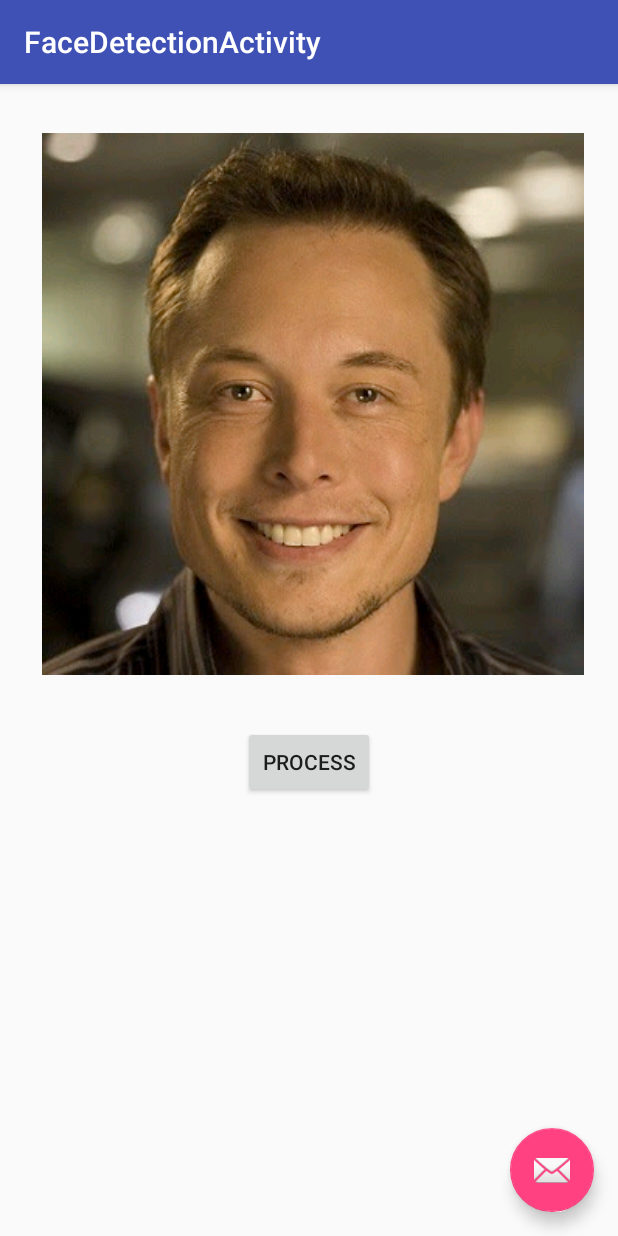
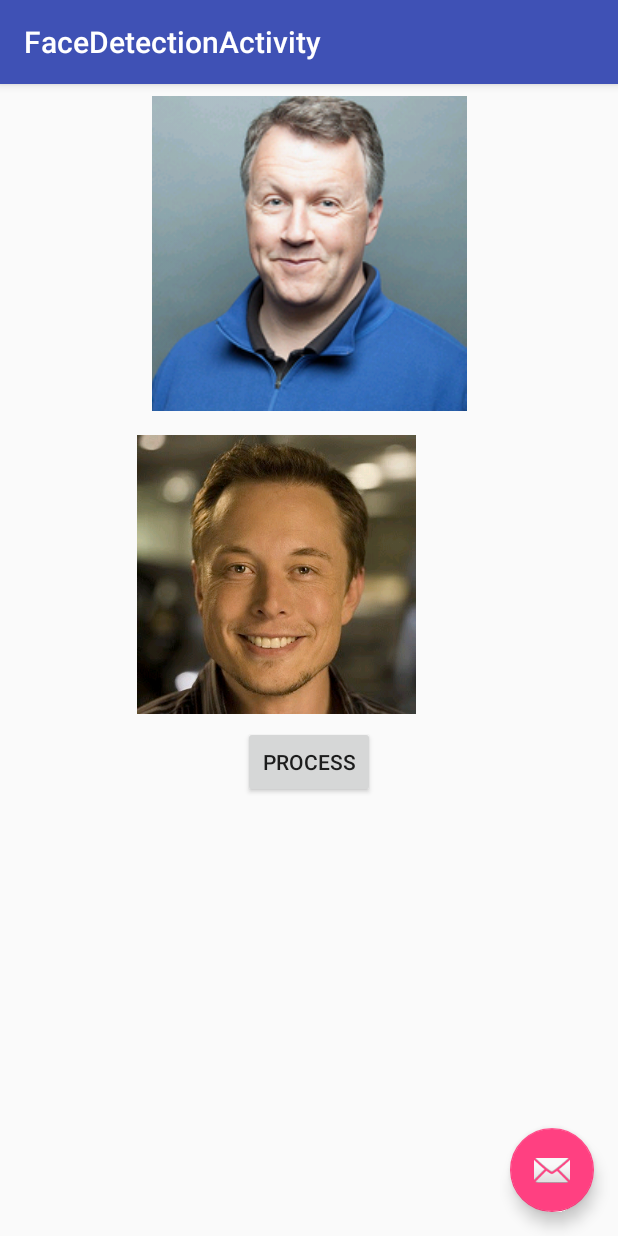
Before and after one commit to mariovs/Facemo, an Android app: the screen it shows after launch (FaceDetectionActivity), after a tap on "PROCESS", on a phone screen of 412 x 824 dp. Run offline under Robolectric (Android 15) with nearby library versions, the phone set to English and light mode, and no system bars; libraries missing offline, so code that uses them is left out: com.google.android.gms; 5 statements that could not run were skipped.

Commit message:
Two ImageView with face recognition

```diff
--- a/app/build.gradle
+++ b/app/build.gradle
@@ -5,7 +5,7 @@ android {
     buildToolsVersion "25.0.2"
     defaultConfig {
         applicationId "com.mario22gmail.vasile.facemo"
-        minSdkVersion 18
+        minSdkVersion 21
         targetSdkVersion 25
         versionCode 1
         versionName "1.0"
--- a/app/src/main/AndroidManifest.xml
+++ b/app/src/main/AndroidManifest.xml
@@ -5,6 +5,9 @@
     <meta-data
         android:name="com.google.android.gms.vision.DEPENDENCIES"
         android:value="face" />
+    <uses-feature android:name="android.hardware.camera" android:required="true" />
+    <uses-permission android:name="android.permission.CAMERA" />
+    <uses-feature android:name="android.hardware.camera.front" android:required="false" />
 
     <application
         android:allowBackup="true"
--- a/app/src/main/java/com/mario22gmail/vasile/facemo/FaceDetectionActivity.java
+++ b/app/src/main/java/com/mario22gmail/vasile/facemo/FaceDetectionActivity.java
@@ -1,20 +1,32 @@
 package com.mario22gmail.vasile.facemo;
+
+import android.Manifest;
 import android.app.Activity;
 import android.app.AlertDialog;
+import android.content.Context;
+import android.content.pm.PackageManager;
 import android.graphics.Bitmap;
 import android.graphics.BitmapFactory;
+import android.graphics.Camera;
 import android.graphics.Canvas;
 import android.graphics.Color;
 import android.graphics.Paint;
 import android.graphics.RectF;
 import android.graphics.drawable.BitmapDrawable;
+import android.hardware.camera2.CameraDevice;
+import android.hardware.camera2.CameraManager;
 import android.os.Bundle;
+import android.support.annotation.IntDef;
+import android.support.annotation.NonNull;
+import android.support.v4.app.ActivityCompat;
 import android.support.v7.app.AppCompatActivity;
 import android.support.v7.widget.Toolbar;
+import android.util.Log;
 import android.util.SparseArray;
 import android.view.View;
 import android.widget.Button;
 import android.widget.ImageView;
+
 import com.google.android.gms.vision.Frame;
 import com.google.android.gms.vision.face.Face;
 import com.google.android.gms.vision.face.FaceDetector;
@@ -22,6 +34,7 @@ import com.google.android.gms.vision.face.FaceDetector;
 import java.io.InputStream;
 
 public class FaceDetectionActivity extends AppCompatActivity {
+    private String errorTag = "MMM_ERROR";
 
     @Override
     protected void onCreate(Bundle savedInstanceState) {
@@ -30,64 +43,13 @@ public class FaceDetectionActivity extends AppCompatActivity {
         Toolbar toolbar = (Toolbar) findViewById(R.id.toolbar);
         setSupportActionBar(toolbar);
 
-
-
-
-
-//        com.google.android.gms.vision.face.FaceDetector detector = new com.google.android.gms.vision
-//                .face.FaceDetector.Builder(getApplicationContext()).setTrackingEnabled(false)
-//                .setLandmarkType(com.google.android.gms.vision.face.FaceDetector.ALL_LANDMARKS)
-//                .build();
-//        InputStream stream = getResources().openRawResource( R.raw.elon_musk );
-//        Bitmap bm = BitmapFactory.decodeStream(stream);
-////        Bitmap bm = BitmapFactory.decodeResource(getResources(), R.drawable.my_photo);
-//        ImageView imgView = (ImageView) findViewById(R.id.imageViewMe);
-////        Bitmap bm  = ((BitmapDrawable)imgView.getDrawable()).getBitmap();
-//
-//
-//
-//        Frame frame = new Frame.Builder().setBitmap(bm).build();
-//        SparseArray<Face> faces = detector.detect(frame);
-//        Bitmap mutableBitmap = bm.copy(Bitmap.Config.ARGB_8888, true);
-//        Canvas canvas = new Canvas(mutableBitmap);
-////        Paint paint = new Paint();
-////        paint.setColor(Color.RED);
-////        paint.setStyle(Paint.Style.FILL);
-//        for(int i = 0; i< faces.size(); i++){
-//            Face face = faces.valueAt(i);
-//            for(Landmark landmark : face.getLandmarks()){
-//                int cx = (int)(landmark.getPosition().x * 0.1);
-//                int cy = (int) (landmark.getPosition().y * 0.1);
-//                canvas. drawColor(Color.WHITE);
-//                Paint paint = new Paint();
-//                paint.setStyle(Paint.Style.FILL);
-////                canvas.drawCircle(cx/2, cy/2 , cy/2, paint);
-////                canvas.drawCircle(cx, cy, 10, paint);
-//            }
-//        }
-//
-//
-//        Drawable  drawable = new BitmapDrawable(getResources(),mutableBitmap);
-//        imgView.setBackground(drawable);
-//
-//        FloatingActionButton fab = (FloatingActionButton) findViewById(R.id.fab);
-//        fab.setOnClickListener(new View.OnClickListener() {
-//            @Override
-//            public void onClick(View view) {
-//                Snackbar.make(view, "Replace with your own action", Snackbar.LENGTH_LONG)
-//                        .setAction("Action", null).show();
-//            }
-//        });
     }
 
-
-    public void OnButtonPRocessClick(View view)
+    public void FaceDetection(ImageView imageView, InputStream imageStream)
     {
-        ImageView imgView = (ImageView) findViewById(R.id.imageViewMe);
         BitmapFactory.Options options = new BitmapFactory.Options();
-        options.inMutable=true;
-        InputStream stream = getResources().openRawResource(R.raw.elon_musk);
-        Bitmap myBitMap = BitmapFactory.decodeStream(stream,null,options);
+        options.inMutable = true;
+        Bitmap myBitMap = BitmapFactory.decodeStream(imageStream, null, options);
 
 
         Paint myRectPaint = new Paint();
@@ -103,15 +65,15 @@ public class FaceDetectionActivity extends AppCompatActivity {
         com.google.android.gms.vision.face.FaceDetector faceDetector = new
                 FaceDetector.Builder(getApplicationContext()).setTrackingEnabled(false)
                 .build();
-        if(!faceDetector.isOperational()){
-            new AlertDialog.Builder(view.getContext()).setMessage("Could not set up the face detector!").show();
+        if (!faceDetector.isOperational()) {
+            new AlertDialog.Builder(imageView.getContext()).setMessage("Could not set up the face detector!").show();
             return;
         }
 
         Frame frame = new Frame.Builder().setBitmap(myBitMap).build();
         SparseArray<Face> faces = faceDetector.detect(frame);
 
-        for(int i=0; i<faces.size(); i++) {
+        for (int i = 0; i < faces.size(); i++) {
             Face thisFace = faces.valueAt(i);
             float x1 = thisFace.getPosition().x;
             float y1 = thisFace.getPosition().y;
@@ -119,9 +81,95 @@ public class FaceDetectionActivity extends AppCompatActivity {
             float y2 = y1 + thisFace.getHeight();
             tempCanvas.drawRoundRect(new RectF(x1, y1, x2, y2), 2, 2, myRectPaint);
         }
-        imgView.setImageDrawable(new BitmapDrawable(getResources(),tempBitmap));
+        imageView.setImageDrawable(new BitmapDrawable(getResources(), tempBitmap));
 
 
     }
 
+    public void OnButtonPRocessClick(View view) {
+
+
+
+        ImageView imgView = (ImageView) findViewById(R.id.imageViewMe);
+        InputStream stream = getResources().openRawResource(R.raw.elon_musk);
+        FaceDetection(imgView, stream);
+
+        ImageView imgView2 = (ImageView) findViewById(R.id.imageViewTarget);
+        InputStream stream2 = getResources().openRawResource(R.raw.paul_graham);
+        FaceDetection(imgView2, stream2);
+
+
+
+//        Bitmap myBitMap = BitmapFactory.decodeStream(stream, null, options);
+//
+//
+//
+//        Paint myRectPaint = new Paint();
+//        myRectPaint.setStrokeWidth(5);
+//        myRectPaint.setColor(Color.RED);
+//        myRectPaint.setStyle(Paint.Style.STROKE);
+//
+//        Bitmap tempBitmap = Bitmap.createBitmap(myBitMap.getWidth(), myBitMap.getHeight(), Bitmap.Config.RGB_565);
+//        Canvas tempCanvas = new Canvas(tempBitmap);
+//        tempCanvas.drawBitmap(myBitMap, 0, 0, null);
+//
+//
+//        com.google.android.gms.vision.face.FaceDetector faceDetector = new
+//                FaceDetector.Builder(getApplicationContext()).setTrackingEnabled(false)
+//                .build();
+//        if (!faceDetector.isOperational()) {
+//            new AlertDialog.Builder(view.getContext()).setMessage("Could not set up the face detector!").show();
+//            return;
+//        }
+//
+//        Frame frame = new Frame.Builder().setBitmap(myBitMap).build();
+//        SparseArray<Face> faces = faceDetector.detect(frame);
+//
+//        for (int i = 0; i < faces.size(); i++) {
+//            Face thisFace = faces.valueAt(i);
+//            float x1 = thisFace.getPosition().x;
+//            float y1 = thisFace.getPosition().y;
+//            float x2 = x1 + thisFace.getWidth();
+//            float y2 = y1 + thisFace.getHeight();
+//            tempCanvas.drawRoundRect(new RectF(x1, y1, x2, y2), 2, 2, myRectPaint);
+//        }
+//        imgView.setImageDrawable(new BitmapDrawable(getResources(), tempBitmap));
+//
+//
+//        ImageView imageTarget = (ImageView) findViewById(R.id.imageViewTarget);
+//        InputStream streamPaul = getResources().openRawResource(R.raw.paul_graham);
+//        Bitmap myBitMapPaul = BitmapFactory.decodeStream(streamPaul, null, options);
+//
+//
+//        Paint myRectPaintPaul = new Paint();
+//        myRectPaintPaul.setStrokeWidth(5);
+//        myRectPaintPaul.setColor(Color.RED);
+//        myRectPaintPaul.setStyle(Paint.Style.STROKE);
+//
+//        tempBitmap = Bitmap.createBitmap(myBitMapPaul.getWidth(), myBitMapPaul.getHeight(), Bitmap.Config.RGB_565);
+//        tempCanvas.drawBitmap(myBitMapPaul, 0, 0, null);
+//
+//
+//        if (!faceDetector.isOperational()) {
+//            new AlertDialog.Builder(view.getContext()).setMessage("Could not set up the face detector!").show();
+//            return;
+//        }
+//
+//        Frame framePaul = new Frame.Builder().setBitmap(myBitMapPaul).build();
+//        SparseArray<Face> facesPaul = faceDetector.detect(framePaul);
+//
+//        for (int i = 0; i < facesPaul.size(); i++) {
+//            Face thisFace = faces.valueAt(i);
+//            float x1 = thisFace.getPosition().x;
+//            float y1 = thisFace.getPosition().y;
+//            float x2 = x1 + thisFace.getWidth();
+//            float y2 = y1 + thisFace.getHeight();
+//            tempCanvas.drawRoundRect(new RectF(x1, y1, x2, y2), 2, 2, myRectPaint);
+//        }
+//        imageTarget.setImageDrawable(new BitmapDrawable(getResources(), tempBitmap));
+//
+//        InputStream stream = getResources().openRawResource(R.raw.elon_musk);
+
+    }
+
 }
--- a/app/src/main/res/layout/content_face_detection.xml
+++ b/app/src/main/res/layout/content_face_detection.xml
@@ -10,15 +10,30 @@
 
     <ImageView
         android:id="@+id/imageViewMe"
-        android:layout_width="361dp"
-        android:layout_height="414dp"
+        android:layout_width="326dp"
+        android:layout_height="186dp"
         android:layout_marginRight="8dp"
         app:layout_constraintRight_toRightOf="parent"
-        app:layout_constraintTop_toTopOf="parent"
-        android:layout_marginTop="6dp"
         android:layout_marginLeft="8dp"
         app:layout_constraintLeft_toLeftOf="parent"
-        app:layout_constraintHorizontal_bias="0.571" />
+        app:layout_constraintHorizontal_bias="0.19"
+        android:layout_marginStart="8dp"
+        android:layout_marginEnd="8dp"
+        android:layout_marginTop="16dp"
+        app:layout_constraintTop_toBottomOf="@+id/imageViewTarget" />
+
+    <ImageView
+        android:layout_width="356dp"
+        android:layout_height="210dp"
+        app:layout_constraintTop_toTopOf="parent"
+        android:layout_marginTop="8dp"
+        android:layout_marginRight="8dp"
+        app:layout_constraintRight_toRightOf="parent"
+        android:layout_marginLeft="8dp"
+        app:layout_constraintLeft_toLeftOf="parent"
+        android:id="@+id/imageViewTarget" />
+
+
 
     <Button
         android:id="@+id/buttonProcess"
@@ -31,5 +46,10 @@
         android:layout_marginRight="8dp"
         app:layout_constraintRight_toRightOf="parent"
         android:layout_marginLeft="8dp"
-        app:layout_constraintLeft_toLeftOf="parent" />
+        app:layout_constraintLeft_toLeftOf="parent"
+        android:layout_marginStart="8dp"
+        android:layout_marginEnd="8dp" />
+
+
+
 </android.support.constraint.ConstraintLayout>
```
Also changed, not shown: app/src/main/res/raw/paul_graham.jpg (added).
